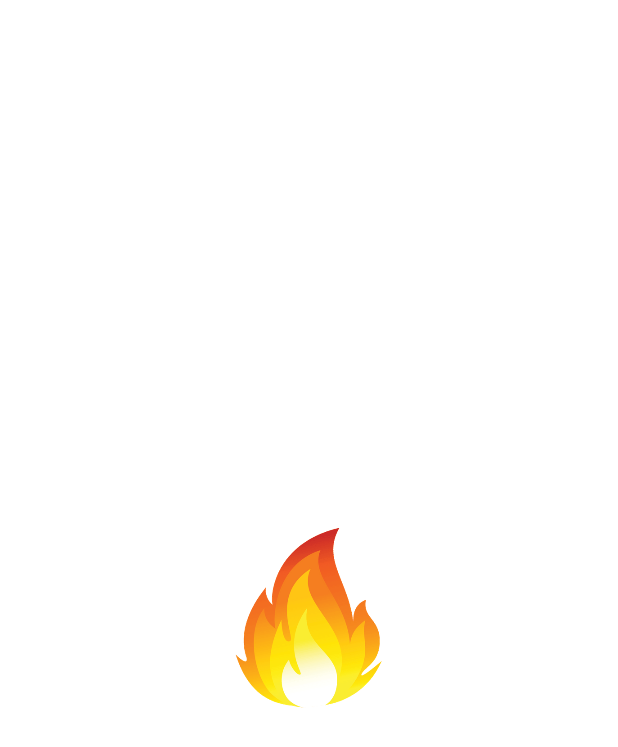
After one commit to JoeDeMabior/Tubonge, an Android app: the SplashActivity screen opened directly, with no data from a screen before it, on a phone screen of 412 x 824 dp. The commit adds this screen. Shown: the top 747 px of the screen. Run offline under Robolectric (Android 15) with nearby library versions, the phone set to English and light mode, and no system bars; our stand-ins replace Firebase (no records; nobody signed in at launch, a user with empty details on screens opened directly); 1 statement that could not run was skipped.

Commit message:
Create a splash activity and implement user sign-in

```diff
--- a/app/src/main/java/com/joe/tubonge/SignInActivity.kt
+++ b/app/src/main/java/com/joe/tubonge/SignInActivity.kt
@@ -33,7 +33,7 @@ class SignInActivity : AppCompatActivity() {
     override fun onActivityResult(requestCode: Int, resultCode: Int, data: Intent?) {
         super.onActivityResult(requestCode, resultCode, data)
 
-        if (requestCode == Int.SIZE_BITS) {
+        if (requestCode == SIGN_IN_REQUEST) {
             val response = IdpResponse.fromResultIntent(data)
 
             if (resultCode == Activity.RESULT_OK) {
--- /dev/null
+++ b/app/src/main/java/com/joe/tubonge/SplashActivity.kt
@@ -0,0 +1,20 @@
+package com.joe.tubonge
+
+import androidx.appcompat.app.AppCompatActivity
+import android.os.Bundle
+import com.google.firebase.auth.FirebaseAuth
+import org.jetbrains.anko.startActivity
+
+class SplashActivity : AppCompatActivity() {
+
+    override fun onCreate(savedInstanceState: Bundle?) {
+        super.onCreate(savedInstanceState)
+
+        if (FirebaseAuth.getInstance().currentUser == null)
+            startActivity<SignInActivity>()
+        else
+            startActivity<MainActivity>()
+
+        finish()
+    }
+}
--- /dev/null
+++ b/app/src/main/res/drawable/splash_screen_background.xml
@@ -0,0 +1,12 @@
+<?xml version="1.0" encoding="utf-8"?>
+<layer-list xmlns:android="http://schemas.android.com/apk/res/android">
+
+    <item android:drawable="@android:color/white" />
+
+    <item>
+        <bitmap
+            android:gravity="center"
+            android:src="@drawable/ic_fire_emoji" />
+    </item>
+
+</layer-list>
--- a/app/src/main/res/values/styles.xml
+++ b/app/src/main/res/values/styles.xml
@@ -8,4 +8,8 @@
         <item name="colorAccent">@color/colorAccent</item>
     </style>
 
+    <style name="SplashTheme" parent="Theme.AppCompat.NoActionBar">
+        <item name="android:windowBackground">@drawable/splash_screen_background</item>
+    </style>
+
 </resources>
```
Also changed, not shown: app/src/main/AndroidManifest.xml (+8 -3 lines), 1 other file.
